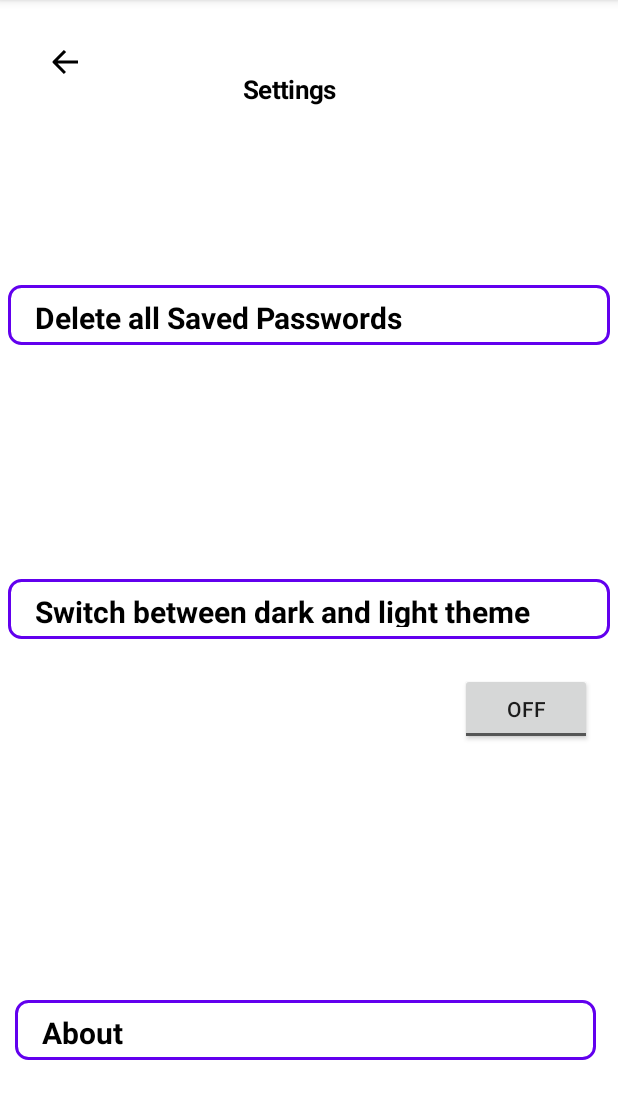
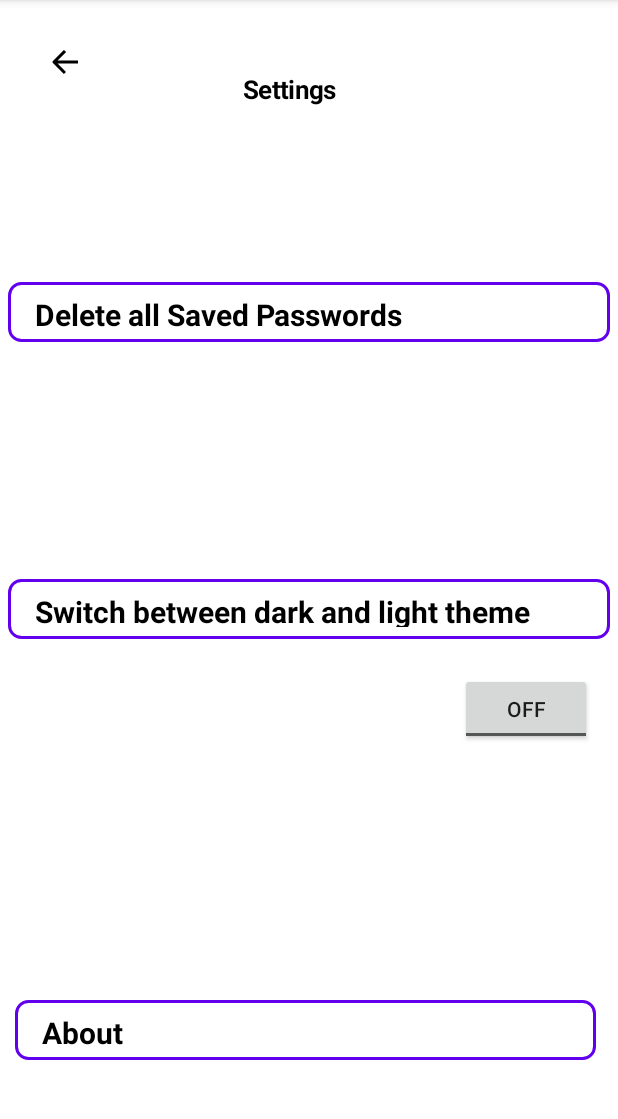
Before and after one commit to rdjirackor/Password_Manager_Android, an Android app: the Settings screen opened directly, with no data from a screen before it, on a phone screen of 412 x 824 dp, the part 84-1203 px from its top. Run offline under Robolectric (Android 15) with nearby library versions, the light colour scheme and no system bars.

Commit message:
Update settings.xml

```diff
--- a/app/src/main/res/layout/settings.xml
+++ b/app/src/main/res/layout/settings.xml
@@ -19,7 +19,7 @@
         app:layout_constraintHorizontal_bias="0.096"
         app:layout_constraintStart_toStartOf="parent"
         app:layout_constraintTop_toTopOf="parent"
-        app:layout_constraintVertical_bias="0.115" />
+        app:layout_constraintVertical_bias="0.116" />
 
     <TextView
         android:id="@+id/delAll"
@@ -34,7 +34,7 @@
         app:layout_constraintHorizontal_bias="0.454"
         app:layout_constraintStart_toStartOf="parent"
         app:layout_constraintTop_toTopOf="parent"
-        app:layout_constraintVertical_bias="0.257" />
+        app:layout_constraintVertical_bias="0.255" />
 
     <TextView
         android:id="@+id/SettingsHeader"
```
